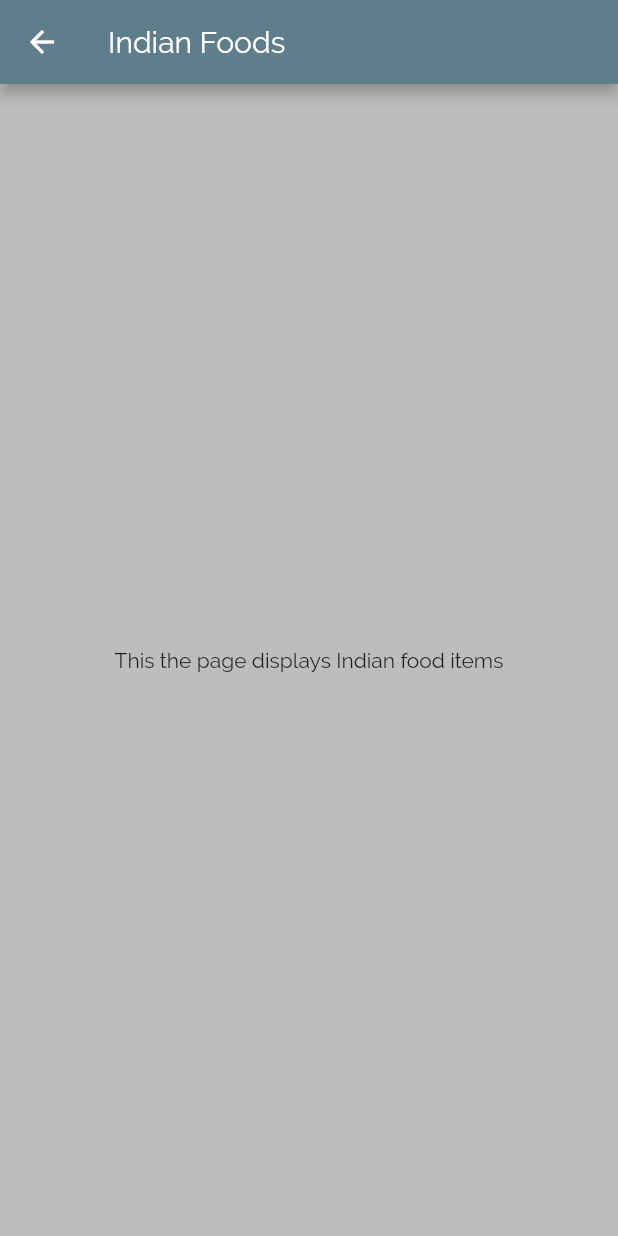
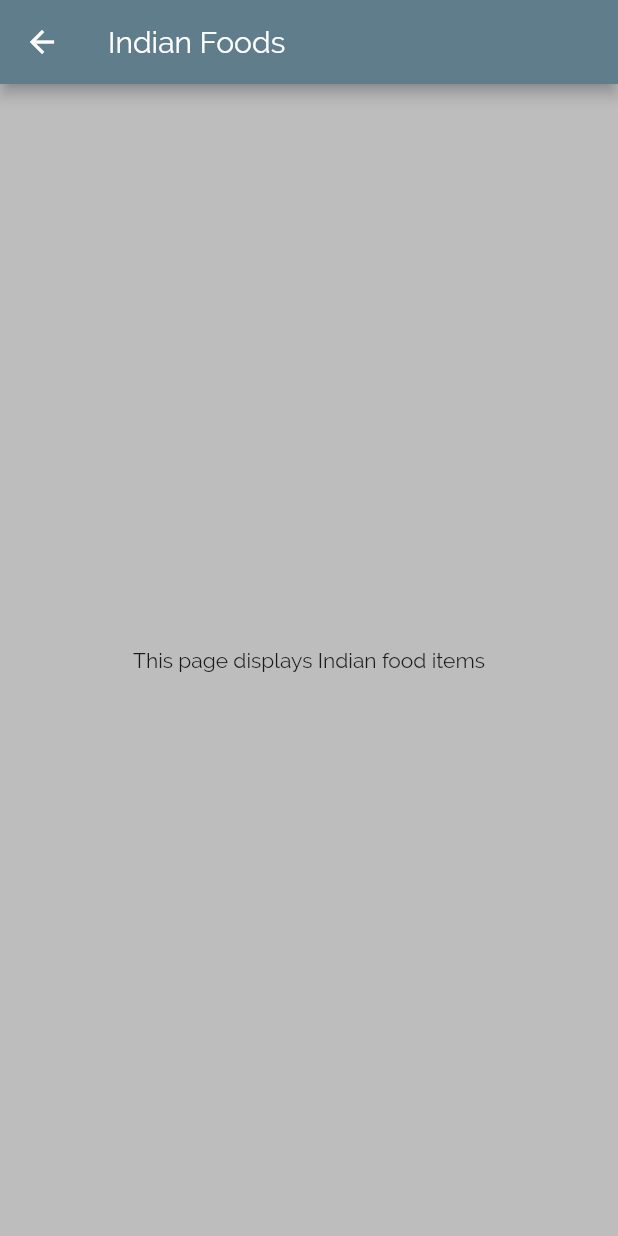
Before and after one commit to sid-Dbot/Foods, a Flutter app: the screen it shows after launch, after a tap on "Indian", on a phone screen of 412 x 824 dp. Run offline on Flutter 3.47's test engine with Material 2 defaults, Android fonts, the phone set to English and light mode, and no system bars.

```diff
--- a/lib/category_screen.dart
+++ b/lib/category_screen.dart
@@ -9,7 +9,7 @@ class CategoryScreen extends StatelessWidget {
       appBar: AppBar(
         title: Text('$title Foods'),
       ),
-      body: Center(child: Text("This the page displays $title food items")),
+      body: Center(child: Text("This page displays $title food items")),
     );
   }
 }
```
